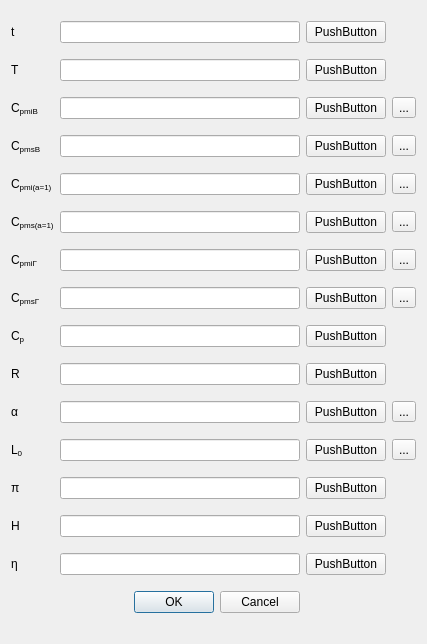
Qt form app/ui/heatcapacitycalculatorwindow.ui (SergeyBrian/PhysCalc) before a commit.
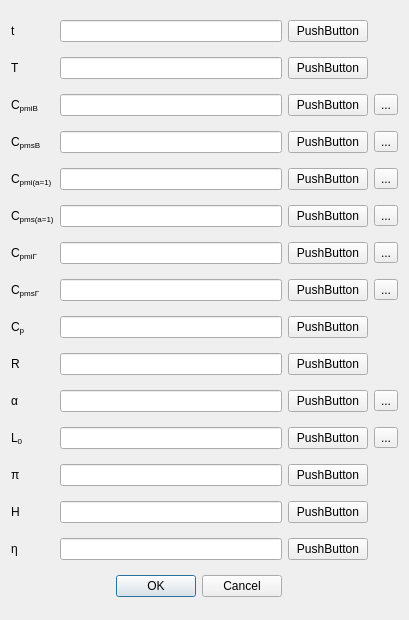
The same form after that commit.

The edit to the form file:
```diff
--- a/app/ui/heatcapacitycalculatorwindow.ui
+++ b/app/ui/heatcapacitycalculatorwindow.ui
@@ -6,8 +6,8 @@
    <rect>
     <x>0</x>
     <y>0</y>
-    <width>427</width>
-    <height>644</height>
+    <width>409</width>
+    <height>620</height>
    </rect>
   </property>
   <property name="windowTitle">
```
